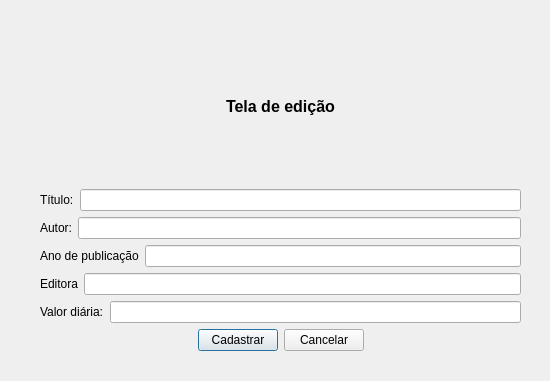
This is Teste-Menu/fmeditarlivros.ui in MateusRiba/Sistema-de-Biblioteca-CRUD as Qt 5 draws it before an edit. The edited form follows.
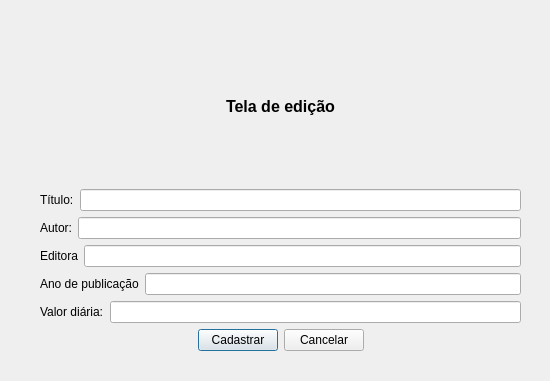
This is the edited form.

Diff of the .ui file:
```diff
--- a/Teste-Menu/fmeditarlivros.ui
+++ b/Teste-Menu/fmeditarlivros.ui
@@ -94,20 +94,6 @@
       </item>
      </layout>
     </item>
-    <item>
-     <layout class="QHBoxLayout" name="horizontalLayout_4">
-      <item>
-       <widget class="QLabel" name="label_4">
-        <property name="text">
-         <string>Ano de publicação</string>
-        </property>
-       </widget>
-      </item>
-      <item>
-       <widget class="QLineEdit" name="lineEdit_ano"/>
-      </item>
-     </layout>
-    </item>
     <item>
      <layout class="QHBoxLayout" name="horizontalLayout_7">
       <item>
@@ -122,6 +108,20 @@
       </item>
      </layout>
     </item>
+    <item>
+     <layout class="QHBoxLayout" name="horizontalLayout_4">
+      <item>
+       <widget class="QLabel" name="label_4">
+        <property name="text">
+         <string>Ano de publicação</string>
+        </property>
+       </widget>
+      </item>
+      <item>
+       <widget class="QLineEdit" name="lineEdit_ano"/>
+      </item>
+     </layout>
+    </item>
     <item>
      <layout class="QHBoxLayout" name="horizontalLayout_3">
       <item>
```
